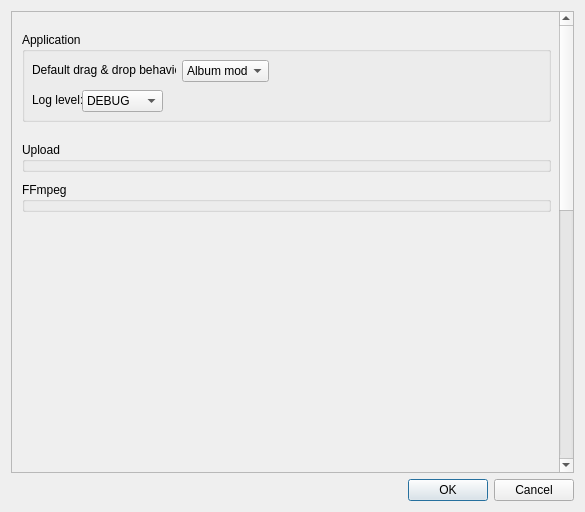
Above: ui/settingswindow.ui from 7x11x13/songs-to-youtube before the change. Below: the same form after it.
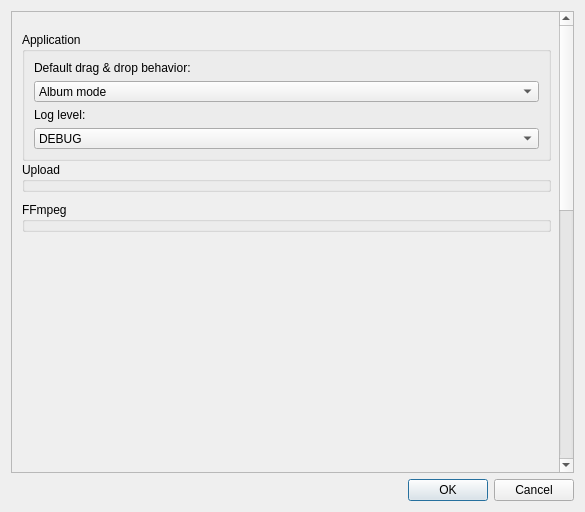
That is the form after the change.

Diff of the .ui file:
```diff
--- a/ui/settingswindow.ui
+++ b/ui/settingswindow.ui
@@ -67,7 +67,7 @@
          <x>10</x>
          <y>20</y>
          <width>529</width>
-         <height>90</height>
+         <height>129</height>
         </rect>
        </property>
        <property name="sizePolicy">
@@ -85,15 +85,16 @@
        <property name="title">
         <string>Application</string>
        </property>
+       <layout class="QVBoxLayout" name="verticalLayout">
+        <item>
+         <widget class="QLabel" name="label">
+          <property name="text">
+           <string>Default drag &amp; drop behavior:</string>
+          </property>
+         </widget>
+        </item>
+        <item>
        <widget class="QComboBox" name="dragAndDropBehavior">
-        <property name="geometry">
-         <rect>
-          <x>160</x>
-          <y>28</y>
-          <width>87</width>
-          <height>22</height>
-         </rect>
-        </property>
         <item>
          <property name="text">
           <string>Album mode</string>
@@ -105,41 +106,16 @@
          </property>
         </item>
        </widget>
-       <widget class="QLabel" name="label">
-        <property name="geometry">
-         <rect>
-          <x>10</x>
-          <y>30</y>
-          <width>144</width>
-          <height>16</height>
-         </rect>
-        </property>
-        <property name="text">
-         <string>Default drag &amp; drop behavior:</string>
-        </property>
-       </widget>
+        </item>
+        <item>
        <widget class="QLabel" name="label_2">
-        <property name="geometry">
-         <rect>
-          <x>10</x>
-          <y>60</y>
-          <width>51</width>
-          <height>16</height>
-         </rect>
-        </property>
         <property name="text">
          <string>Log level:</string>
         </property>
        </widget>
+        </item>
+        <item>
        <widget class="QComboBox" name="logLevel">
-        <property name="geometry">
-         <rect>
-          <x>60</x>
-          <y>58</y>
-          <width>81</width>
-          <height>22</height>
-         </rect>
-        </property>
         <item>
          <property name="text">
           <string>DEBUG</string>
@@ -166,12 +142,14 @@
          </property>
         </item>
        </widget>
+        </item>
+       </layout>
       </widget>
       <widget class="QGroupBox" name="groupBox_2">
        <property name="geometry">
         <rect>
          <x>10</x>
-         <y>130</y>
+         <y>150</y>
          <width>529</width>
          <height>30</height>
         </rect>
@@ -190,7 +168,7 @@
        <property name="geometry">
         <rect>
          <x>10</x>
-         <y>170</y>
+         <y>190</y>
          <width>529</width>
          <height>30</height>
         </rect>
```
Left out of the diff: 20 changed lines with no effect on the pictures. Lines whose indentation alone changed are shown as unchanged.
